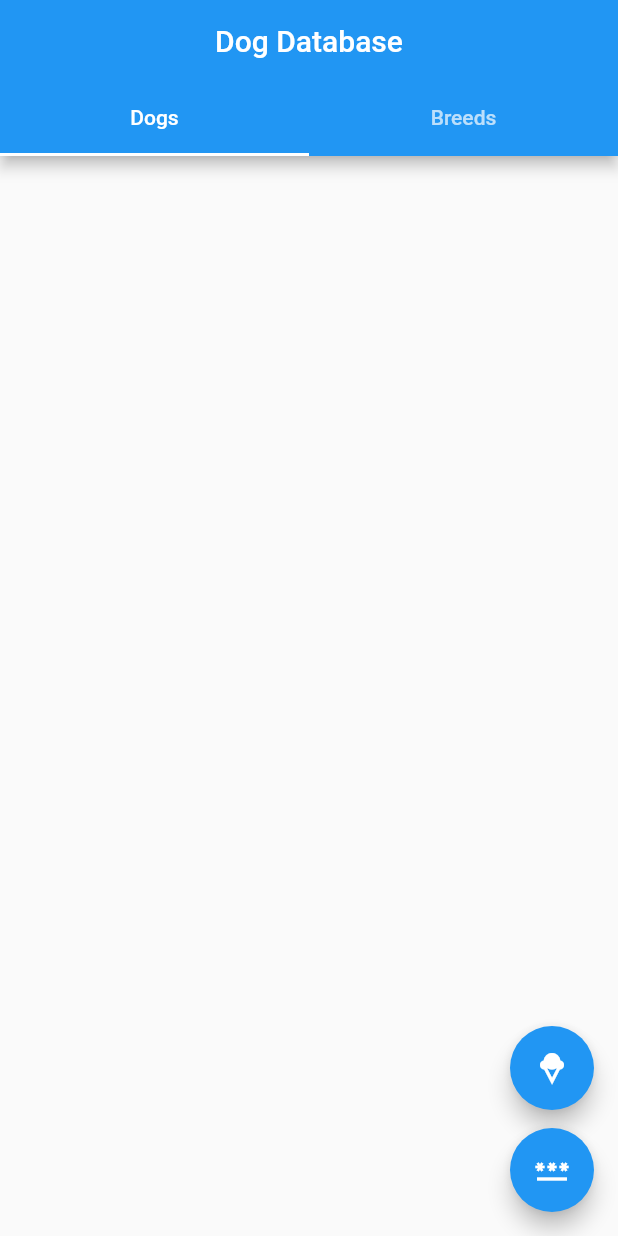
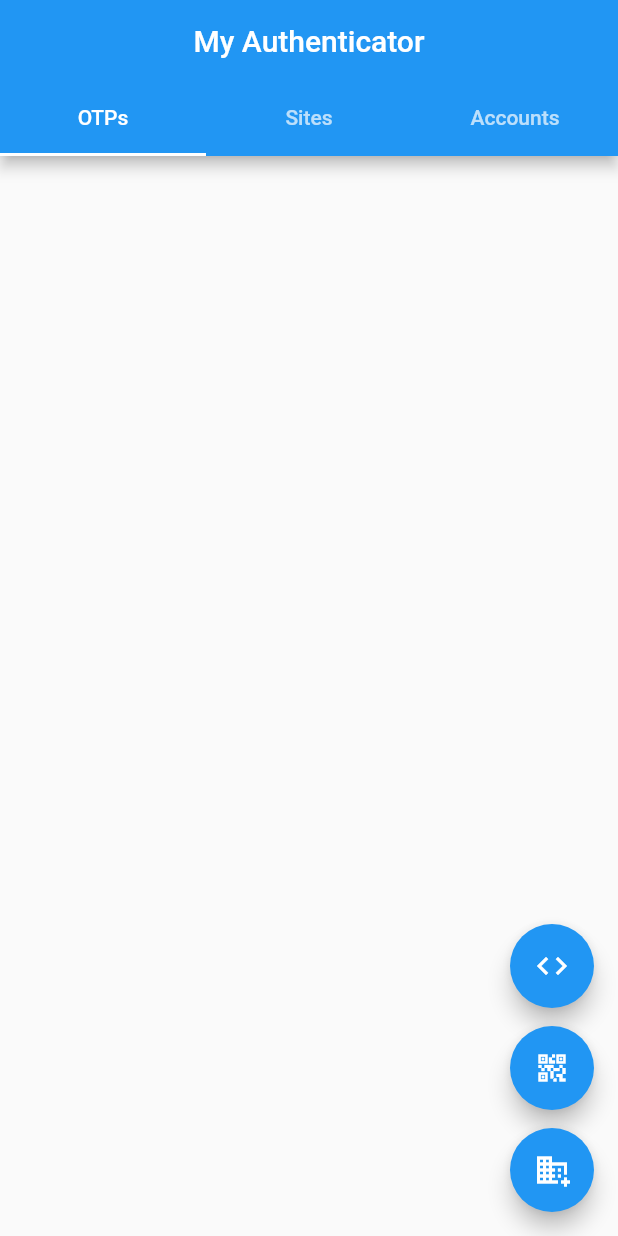
Before and after one commit to ssajiny/2FA_flutter, a Flutter app: the screen it shows after launch, on a phone screen of 412 x 824 dp. Run offline on Flutter 3.47's test engine with Material 2 defaults, Android fonts, the light colour scheme and no system bars; our stand-ins replace local_auth, logger, sqflite; accounts and stored records are empty.

Commit message:
Accounts page

```diff
--- a/lib/models/account.dart
+++ b/lib/models/account.dart
@@ -29,6 +29,9 @@ class Account {
 
   String toJson() => json.encode(toMap());
 
+  factory Account.fromJson(String source) =>
+      Account.fromMap(json.decode(source));
+
   @override
   String toString() {
     return 'Account(id: $id, issuer: $issuer, secretKey: $secretKey)';
--- a/lib/pages/home_page.dart
+++ b/lib/pages/home_page.dart
@@ -1,10 +1,13 @@
 import 'package:flutter/material.dart';
+import 'package:otp_flutter/common_widgets/account_builder.dart';
 import 'package:otp_flutter/common_widgets/dog_builder.dart';
 import 'package:otp_flutter/common_widgets/breed_builder.dart';
+import 'package:otp_flutter/models/account.dart';
 import 'package:otp_flutter/models/breed.dart';
 import 'package:otp_flutter/models/dog.dart';
 import 'package:otp_flutter/pages/breed_form_page.dart';
 import 'package:otp_flutter/pages/dog_form_page.dart';
+import 'package:otp_flutter/pages/qr_form_page.dart';
 import 'package:otp_flutter/services/database_service.dart';
 
 class HomePage extends StatefulWidget {
@@ -25,6 +28,10 @@ class _HomePageState extends State<HomePage> {
     return await _databaseService.breeds();
   }
 
+  Future<List<Account>> _getAccounts() async {
+    return await _databaseService.accounts();
+  }
+
   Future<void> _onDogDelete(Dog dog) async {
     await _databaseService.deleteDog(dog.id!);
     setState(() {});
@@ -33,20 +40,24 @@ class _HomePageState extends State<HomePage> {
   @override
   Widget build(BuildContext context) {
     return DefaultTabController(
-      length: 2,
+      length: 3,
       child: Scaffold(
         appBar: AppBar(
-          title: Text('Dog Database'),
+          title: const Text('My Authenticator'),
           centerTitle: true,
-          bottom: TabBar(
+          bottom: const TabBar(
             tabs: [
               Padding(
-                padding: const EdgeInsets.symmetric(vertical: 16.0),
-                child: Text('Dogs'),
+                padding: EdgeInsets.symmetric(vertical: 16.0),
+                child: Text('OTPs'),
               ),
               Padding(
-                padding: const EdgeInsets.symmetric(vertical: 16.0),
-                child: Text('Breeds'),
+                padding: EdgeInsets.symmetric(vertical: 16.0),
+                child: Text('Sites'),
+              ),
+              Padding(
+                padding: EdgeInsets.symmetric(vertical: 16.0),
+                child: Text('Accounts'),
               ),
             ],
           ),
@@ -72,6 +83,9 @@ class _HomePageState extends State<HomePage> {
             BreedBuilder(
               future: _getBreeds(),
             ),
+            AccountBuilder(
+              future: _getAccounts(),
+            ),
           ],
         ),
         floatingActionButton: Column(
@@ -88,9 +102,24 @@ class _HomePageState extends State<HomePage> {
                       )
                       .then((_) => setState(() {}));
                 },
-                heroTag: 'addBreed',
-                child: Icon(Icons.icecream)),
-            SizedBox(height: 12.0),
+                heroTag: 'addCode',
+                child: const Icon(Icons.code_sharp)),
+            const SizedBox(height: 12.0),
+            FloatingActionButton(
+              onPressed: () {
+                Navigator.of(context)
+                    .push(
+                      MaterialPageRoute(
+                        builder: (_) => const QRFormPage(),
+                        fullscreenDialog: true,
+                      ),
+                    )
+                    .then((_) => setState(() {}));
+              },
+              heroTag: 'addQR',
+              child: const Icon(Icons.qr_code_2_sharp),
+            ),
+            const SizedBox(height: 12.0),
             FloatingActionButton(
               onPressed: () {
                 Navigator.of(context)
@@ -102,8 +131,8 @@ class _HomePageState extends State<HomePage> {
                     )
                     .then((_) => setState(() {}));
               },
-              heroTag: 'addDog',
-              child: Icon(Icons.password_outlined),
+              heroTag: 'addSite',
+              child: const Icon(Icons.domain_add_sharp),
             ),
           ],
         ),
--- a/lib/services/auth.dart
+++ b/lib/services/auth.dart
@@ -4,7 +4,6 @@ import 'package:flutter/material.dart';
 import 'package:flutter/services.dart';
 import 'package:local_auth/local_auth.dart';
 import 'package:logger/logger.dart';
-import 'package:otp_flutter/screens/home_screen.dart';
 import 'package:otp_flutter/services/database_service.dart';
 
 final logger = Logger();
--- a/lib/services/database_service.dart
+++ b/lib/services/database_service.dart
@@ -1,5 +1,7 @@
 import 'package:otp_flutter/models/breed.dart';
 import 'package:otp_flutter/models/dog.dart';
+import 'package:otp_flutter/models/account.dart';
+
 import 'package:path/path.dart';
 import 'package:sqflite/sqflite.dart';
 
@@ -23,7 +25,7 @@ class DatabaseService {
     // Set the path to the database. Note: Using the `join` function from the
     // `path` package is best practice to ensure the path is correctly
     // constructed for each platform.
-    final path = join(databasePath, 'flutter_sqflite_database.db');
+    final path = join(databasePath, 'otp.db');
 
     // Set the version. This executes the onCreate function and provides a
     // path to perform database upgrades and downgrades.
@@ -45,6 +47,18 @@ class DatabaseService {
     // Run the CREATE {dogs} TABLE statement on the database.
     await db.execute(
       'CREATE TABLE dogs(id INTEGER PRIMARY KEY, name TEXT, age INTEGER, color INTEGER, breedId INTEGER, FOREIGN KEY (breedId) REFERENCES breeds(id) ON DELETE SET NULL)',
+    );
+    await db.execute(
+      'CREATE TABLE accounts(id INTEGER PRIMARY KEY AUTOINCREMENT, issuer TEXT, secretKey TEXT)',
+    );
+  }
+
+  Future<void> insertAccount(Account account) async {
+    final db = await _databaseService.database;
+    await db.insert(
+      'accounts',
+      account.toMap(),
+      conflictAlgorithm: ConflictAlgorithm.replace,
     );
   }
 
@@ -92,6 +106,19 @@ class DatabaseService {
     return Breed.fromMap(maps[0]);
   }
 
+  Future<List<Account>> accounts() async {
+    final db = await _databaseService.database;
+    final List<Map<String, dynamic>> maps = await db.query('accounts');
+    return List.generate(maps.length, (index) => Account.fromMap(maps[index]));
+  }
+
+  Future<Account> account(int id) async {
+    final db = await _databaseService.database;
+    final List<Map<String, dynamic>> maps =
+        await db.query('accounts', where: 'id = ?', whereArgs: [id]);
+    return Account.fromMap(maps[0]);
+  }
+
   Future<List<Dog>> dogs() async {
     final db = await _databaseService.database;
     final List<Map<String, dynamic>> maps = await db.query('dogs');
@@ -112,6 +139,12 @@ class DatabaseService {
       // Pass the Breed's id as a whereArg to prevent SQL injection.
       whereArgs: [breed.id],
     );
+  }
+
+  Future<void> updateAccount(Account account) async {
+    final db = await _databaseService.database;
+    await db.update('accounts', account.toMap(),
+        where: 'id = ?', whereArgs: [account.id]);
   }
 
   Future<void> updateDog(Dog dog) async {
@@ -138,4 +171,9 @@ class DatabaseService {
     final db = await _databaseService.database;
     await db.delete('dogs', where: 'id = ?', whereArgs: [id]);
   }
+
+  Future<void> deleteAccount(int id) async {
+    final db = await _databaseService.database;
+    await db.delete('accounts', where: 'id = ?', whereArgs: [id]);
+  }
 }
```
Also changed, not shown: lib/pages/qr_form_page.dart (added, +17 -0 lines), lib/screens/add_screen.dart (deleted, +0 -91 lines), lib/screens/home_screen.dart (deleted, +0 -65 lines), lib/screens/list_screen.dart (deleted, +0 -24 lines), lib/screens/qr_screen.dart (deleted, +0 -12 lines).
